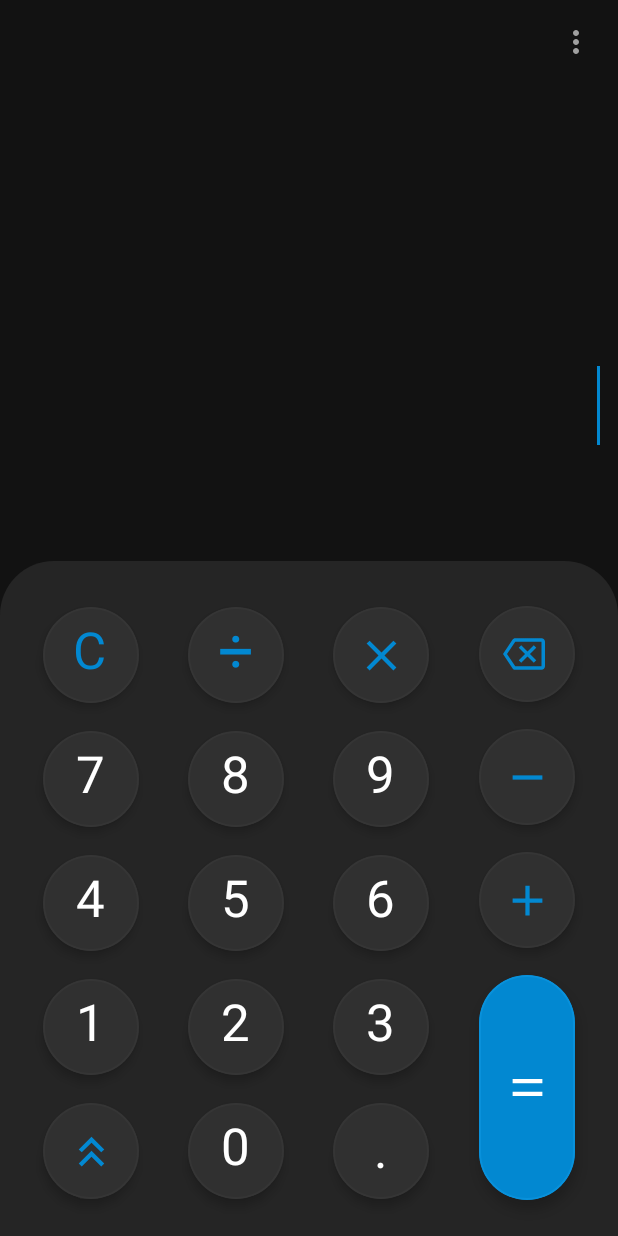
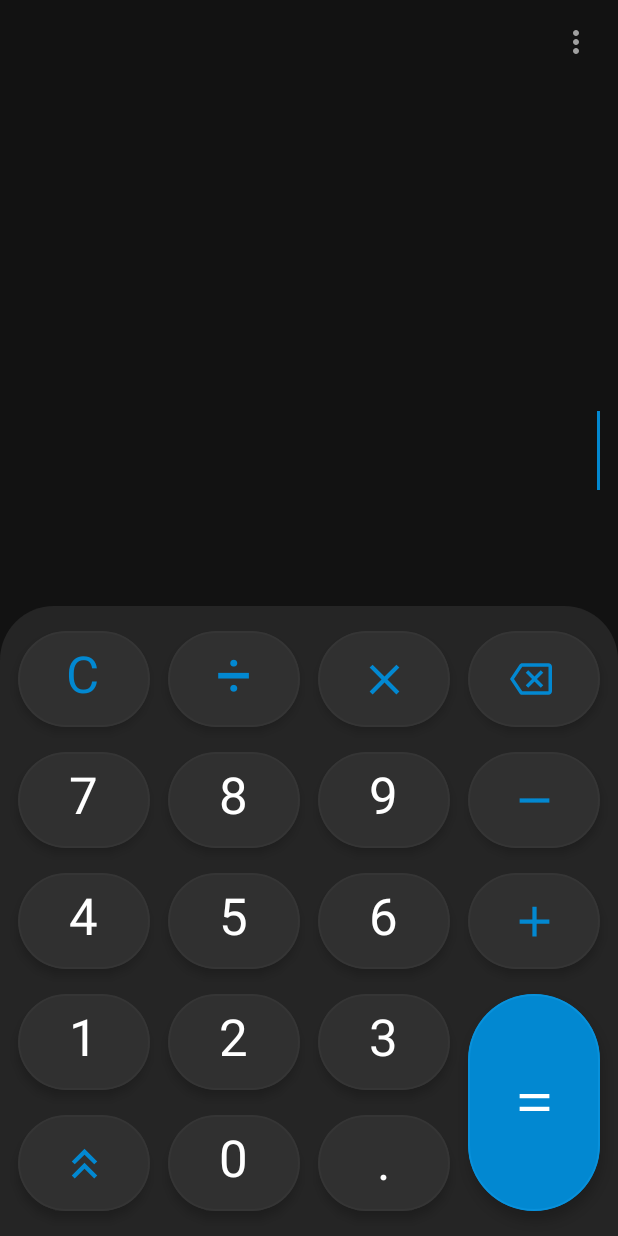
Before and after one commit to Coolightman/CalculaTor, an Android app built with Jetpack Compose: the screen it shows after launch (MainActivity), on a phone screen of 412 x 824 dp. Run offline under Robolectric (Android 15) with nearby library versions, the phone set to English and light mode, and no system bars.

Commit message:
keyboard sizing done

```diff
--- a/app/src/main/java/by/coolightman/calculator/ui/components/BottomKeyboard.kt
+++ b/app/src/main/java/by/coolightman/calculator/ui/components/BottomKeyboard.kt
@@ -74,6 +74,8 @@ fun BottomKeyboard(
                     }
                 }
 
+                Spacer(modifier = Modifier.width(12.dp))
+
                 Column(
                     horizontalAlignment = Alignment.CenterHorizontally,
                     modifier = Modifier.weight(1f)
@@ -94,6 +96,8 @@ fun BottomKeyboard(
                     }
                 }
 
+                Spacer(modifier = Modifier.width(12.dp))
+
                 Column(
                     horizontalAlignment = Alignment.CenterHorizontally,
                     modifier = Modifier.weight(1f)
@@ -113,6 +117,8 @@ fun BottomKeyboard(
                         onAction(CalculatorAddOperation.Tg)
                     }
                 }
+
+                Spacer(modifier = Modifier.width(12.dp))
 
                 Column(
                     horizontalAlignment = Alignment.CenterHorizontally,
--- a/app/src/main/java/by/coolightman/calculator/ui/components/CustomButton.kt
+++ b/app/src/main/java/by/coolightman/calculator/ui/components/CustomButton.kt
@@ -8,6 +8,8 @@ import androidx.compose.foundation.interaction.MutableInteractionSource
 import androidx.compose.foundation.layout.Box
 import androidx.compose.foundation.layout.Spacer
 import androidx.compose.foundation.layout.fillMaxHeight
+import androidx.compose.foundation.layout.fillMaxWidth
+import androidx.compose.foundation.layout.height
 import androidx.compose.foundation.layout.offset
 import androidx.compose.foundation.layout.size
 import androidx.compose.foundation.shape.CircleShape
@@ -42,17 +44,18 @@ fun CustomButton(
     symbolColor: Color = MaterialTheme.colors.onBackground,
     background: Color = MaterialTheme.colors.secondary,
     borderColor: Color = MaterialTheme.colors.secondaryVariant,
-    width: Dp = DEF_BUTTON_SIZE.dp,
     height: Dp = DEF_BUTTON_SIZE.dp,
     textStyle: TextStyle = MaterialTheme.typography.h4,
     offsetX: Dp = 0.dp,
     offsetY: Dp = 0.dp,
     onClick: () -> Unit
 ) {
+
     Box(
         contentAlignment = Alignment.Center,
         modifier = Modifier
-            .size(width = width, height = height)
+            .height(height)
+            .fillMaxWidth()
             .shadow(4.dp, CircleShape)
             .background(background)
             .clickable(
--- a/app/src/main/java/by/coolightman/calculator/ui/components/Keyboard.kt
+++ b/app/src/main/java/by/coolightman/calculator/ui/components/Keyboard.kt
@@ -38,13 +38,13 @@ fun Keyboard(
         horizontalArrangement = Arrangement.SpaceEvenly,
         modifier = modifier
             .fillMaxWidth()
-            .height(450.dp)
+            .height(420.dp)
             .clip(RoundedCornerShape(topStart = CORNER_SHAPE.dp, topEnd = CORNER_SHAPE.dp))
             .background(MaterialTheme.colors.surface)
             .onGloballyPositioned { coordinates ->
                 keyboardHeightDp = derivedStateOf { coordinates.size.height.pxToDp(density) }.value
             }
-            .padding(12.dp, 12.dp, 12.dp, 6.dp)
+            .padding(12.dp, 0.dp, 12.dp, 0.dp)
     ) {
 
         Column(
@@ -67,6 +67,8 @@ fun Keyboard(
             }
         }
 
+        Spacer(modifier = Modifier.width(12.dp))
+
         Column(
             verticalArrangement = Arrangement.SpaceEvenly,
             horizontalAlignment = Alignment.CenterHorizontally,
@@ -80,6 +82,8 @@ fun Keyboard(
             ButtonNumber(number = "2") { onAction(CalculatorNumber(2)) }
             ButtonNumber(number = "0") { onAction(CalculatorNumber(0)) }
         }
+
+        Spacer(modifier = Modifier.width(12.dp))
 
         Column(
             verticalArrangement = Arrangement.SpaceEvenly,
@@ -95,6 +99,8 @@ fun Keyboard(
             CustomButton(symbol = ".") { onAction(CalculatorAction.Decimal) }
         }
 
+        Spacer(modifier = Modifier.width(12.dp))
+
         Column(
             verticalArrangement = Arrangement.SpaceEvenly,
             horizontalAlignment = Alignment.CenterHorizontally,
--- a/app/src/main/java/by/coolightman/calculator/ui/screens/CalculatorScreen.kt
+++ b/app/src/main/java/by/coolightman/calculator/ui/screens/CalculatorScreen.kt
@@ -33,7 +33,7 @@ fun CalculatorScreen(
     var bottomKeyboardState by remember {
         mutableStateOf(false)
     }
-    LaunchedEffect(Unit){
+    LaunchedEffect(Unit) {
         delay(100)
         bottomKeyboardState = true
     }
```
